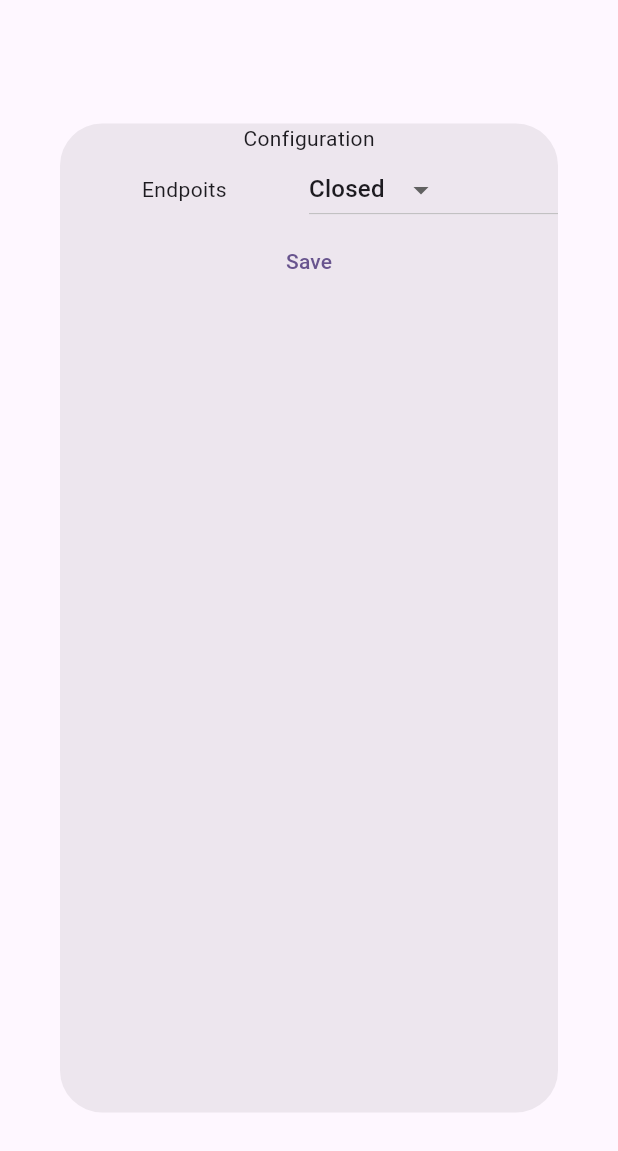
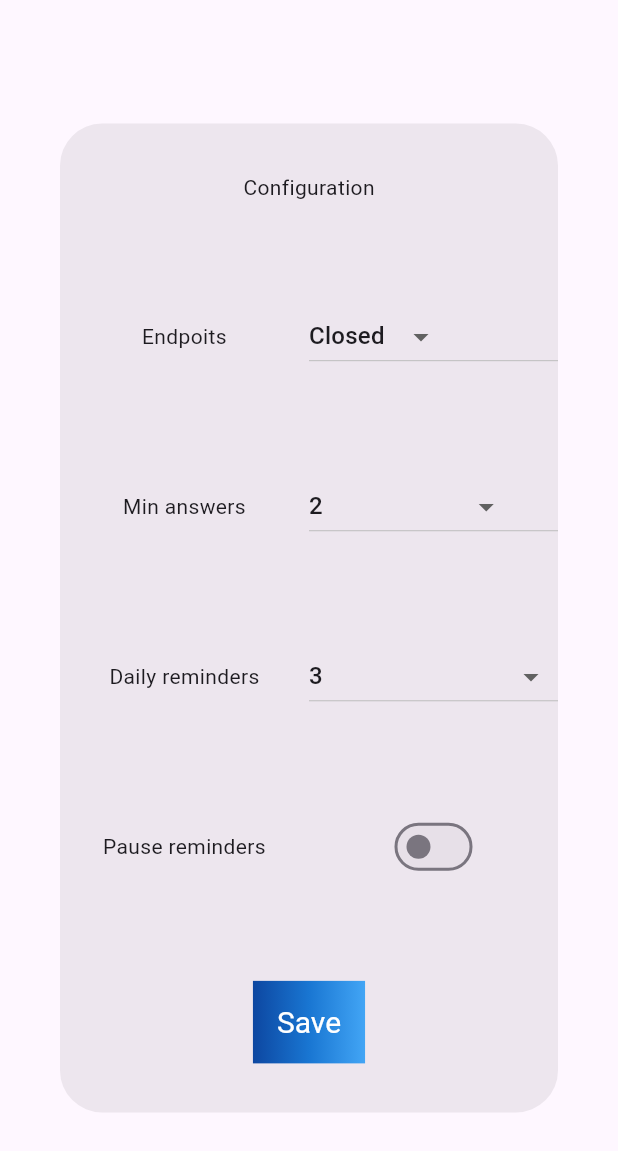
Before and after one commit to Alisa-lisa/PositivityApp, a Flutter app: the ConfigDialog widget shown alone on an empty page, opened directly with empty values, on a phone screen of 412 x 824 dp. Shown: the top 1151 px of the screen. Run offline on Flutter 3.47's test engine with Material 3 defaults, Android fonts, the phone set to English and light mode, and no system bars; our stand-ins replace flutter_speed_dial, shared_preferences; accounts and stored records are empty.

Commit message:
rudimentary config setup

```diff
--- a/lib/widgets/config_dialog.dart
+++ b/lib/widgets/config_dialog.dart
@@ -15,12 +15,18 @@ class ConfigDialogState extends State<ConfigDialog> {
   late UserPreference userConf;
 
   String? _endpoints;
+  int? _answers;
+  int? _reminders;
+  bool? _pause;
 
   @override
   void initState() {
     super.initState();
     userConf = UserPreference().getPreference(prefs);
     _endpoints = endpointsRevers[userConf.endpointToUse];
+    _answers = userConf.minimumPositive;
+    _reminders = userConf.numberReminders;
+    _pause = userConf.pause;
   }
 
   Map<String, int> endpointsDrop = {"All": 2, "Closed": 0, "OpenAI": 1};
@@ -36,6 +42,14 @@ class ConfigDialogState extends State<ConfigDialog> {
     return res;
   }
 
+  List<DropdownMenuItem<int>> getNumAnswers() {
+    List<DropdownMenuItem<int>> res = [];
+    res.addAll([1, 2, 3, 4, 5].map<DropdownMenuItem<int>>((int value) {
+      return DropdownMenuItem<int>(value: value, child: Text(value.toString()));
+    }).toList());
+    return res;
+  }
+
   @override
   Widget build(BuildContext context) {
     var width = MediaQuery.of(context).size.width;
@@ -45,11 +59,14 @@ class ConfigDialogState extends State<ConfigDialog> {
             child: SizedBox(
                 width: width * 0.9,
                 height: height * 0.8,
-                child: Column(children: [
+                child: Column(
+                    mainAxisAlignment: MainAxisAlignment.spaceAround,
+                    children: [
                       const Text("Configuration"),
                       Row(children: [
                         const Expanded(
-                        child: Text("Endpoits", textAlign: TextAlign.center)),
+                            child:
+                                Text("Endpoits", textAlign: TextAlign.center)),
                         Expanded(
                             child: DropdownButton<String>(
                                 focusColor: Colors.white,
@@ -62,18 +79,89 @@ class ConfigDialogState extends State<ConfigDialog> {
                                 },
                                 hint: const Text('Text gen')))
                       ]),
-                  // Row(),
-                  // Row(),
+                      Row(children: [
+                        const Expanded(
+                            child: Text("Min answers",
+                                textAlign: TextAlign.center)),
+                        Expanded(
+                            child: DropdownButton<int>(
+                                focusColor: Colors.white,
+                                value: _answers,
+                                items: getNumAnswers(),
+                                onChanged: (int? value) {
+                                  setState(() {
+                                    _answers = value!;
+                                  });
+                                },
+                                hint: const Text('Num solutions')))
+                      ]),
+                      Row(children: [
+                        const Expanded(
+                            child: Text("Daily reminders",
+                                textAlign: TextAlign.center)),
+                        Expanded(
+                            child: DropdownButton<int>(
+                                focusColor: Colors.white,
+                                value: _reminders,
+                                items: getNumAnswers(),
+                                onChanged: (int? value) {
+                                  setState(() {
+                                    _reminders = value!;
+                                  });
+                                },
+                                hint: const Text('Reminders per day')))
+                      ]),
+                      Row(children: [
+                        const Expanded(
+                            child: Text(
+                          "Pause reminders",
+                          textAlign: TextAlign.center,
+                        )),
+                        Expanded(
+                            child: Switch(
+                          value: _pause!,
+                          activeColor: Colors.blue,
+                          onChanged: (bool value) {
+                            setState(() {
+                              _pause = value;
+                            });
+                          },
+                        ))
+                      ]),
+                      Stack(children: [
+                        Positioned.fill(
+                          child: Container(
+                            decoration: const BoxDecoration(
+                              gradient: LinearGradient(
+                                colors: <Color>[
+                                  Color(0xFF0D47A1),
+                                  Color(0xFF1976D2),
+                                  Color(0xFF42A5F5),
+                                ],
+                              ),
+                            ),
+                          ),
+                        ),
                         TextButton(
+                          style: TextButton.styleFrom(
+                            foregroundColor: Colors.white,
+                            padding: const EdgeInsets.all(16.0),
+                            textStyle: const TextStyle(fontSize: 20),
+                          ),
                           child: const Text("Save"),
                           onPressed: () {
                             setState(() {
                               userConf.setPreference(
-                            prefs, endpointsDrop[_endpoints], null, null, null);
+                                  prefs,
+                                  endpointsDrop[_endpoints],
+                                  _answers,
+                                  _pause,
+                                  _reminders);
                             });
                             Navigator.of(context).pop();
                           },
-                  ),
+                        )
+                      ]),
                     ]))));
   }
 }
```
Lines whose indentation alone changed are shown as unchanged.
